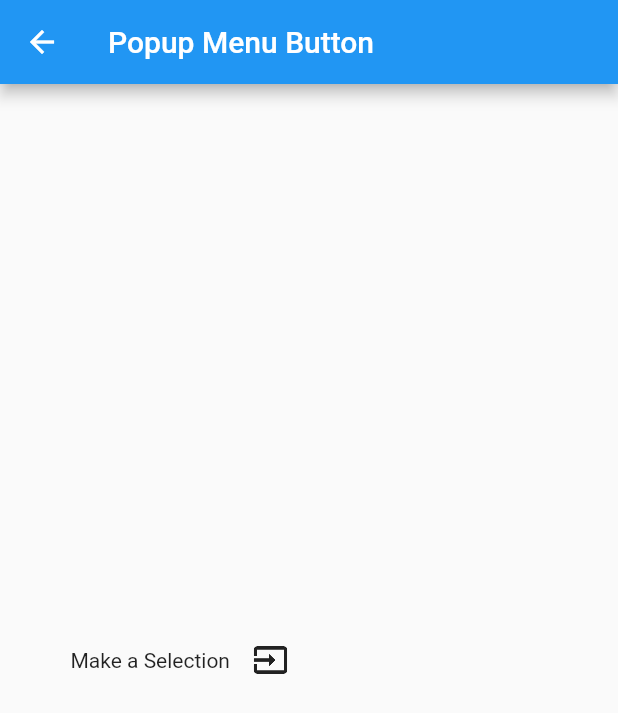
After one commit to iamrajdev/Flutter_intermediate_example, a Flutter app: the screen it shows after launch, after a tap on "Popup Menu Button", on a phone screen of 412 x 824 dp. The commit adds this screen. Shown: the top 713 px of the screen. Run offline on Flutter 3.47's test engine with Material 2 defaults, Android fonts, the phone set to English and light mode, and no system bars; our stand-ins replace device_preview.

Commit message:
Add: Popup Menu Button Example

```diff
--- a/lib/main.dart
+++ b/lib/main.dart
@@ -2,6 +2,7 @@ import 'package:device_preview/device_preview.dart';
 import 'package:flutter/foundation.dart';
 import 'package:flutter/material.dart';
 import 'package:flutter_intermediate/action_chip/action_chip_example.dart';
+import 'package:flutter_intermediate/popup_menu_button/popup_menu_button.dart';
 import 'package:flutter_intermediate/slider_indicator/slider_indicator.dart';
 
 void main() {
@@ -62,9 +63,11 @@ class _HomePageState extends State<HomePage> {
                 icon: const Icon(Icons.arrow_right),
                 onPressed: () {
                   Navigator.push(
-                      context,
-                      MaterialPageRoute(
-                          builder: (context) => const ActionChipExample()));
+                    context,
+                    MaterialPageRoute(
+                      builder: (context) => const ActionChipExample(),
+                    ),
+                  );
                 }),
 
             const SizedBox(height: 20),
@@ -75,9 +78,26 @@ class _HomePageState extends State<HomePage> {
                 icon: const Icon(Icons.arrow_right),
                 onPressed: () {
                   Navigator.push(
-                      context,
-                      MaterialPageRoute(
-                          builder: (context) => const SliderIndicator()));
+                    context,
+                    MaterialPageRoute(
+                      builder: (context) => const SliderIndicator(),
+                    ),
+                  );
+                }),
+
+            const SizedBox(height: 20),
+
+            //Popup Menu Button example
+            ElevatedButton.icon(
+                label: const Text('Popup Menu Button'),
+                icon: const Icon(Icons.arrow_right),
+                onPressed: () {
+                  Navigator.push(
+                    context,
+                    MaterialPageRoute(
+                      builder: (context) => const PopupMenuButtonExample(),
+                    ),
+                  );
                 }),
           ],
         ),
--- /dev/null
+++ b/lib/popup_menu_button/popup_menu_button.dart
@@ -0,0 +1,72 @@
+import 'package:flutter/material.dart';
+
+class PopupMenuButtonExample extends StatefulWidget {
+  const PopupMenuButtonExample({Key? key}) : super(key: key);
+
+  @override
+  State<PopupMenuButtonExample> createState() => _PopupMenuButtonExampleState();
+}
+
+enum Animals { Cat, Dog, Bird, Fish, Cow }
+
+class _PopupMenuButtonExampleState extends State<PopupMenuButtonExample> {
+  Animals _selected = Animals.Bird;
+  String _value = "Make a Selection";
+  List<PopupMenuItem<Animals>> _items = <PopupMenuItem<Animals>>[];
+
+  @override
+  void initState() {
+    super.initState();
+    for (Animals animal in Animals.values) {
+      _items.add(
+        PopupMenuItem(
+          value: animal,
+          child: Text(_getDisplay(animal)),
+        ),
+      );
+    }
+  }
+
+  void _onSelected(Animals animal) {
+    setState(() {
+      _selected = animal;
+      _value = "You selected ${animal.name}";
+    });
+  }
+
+  String _getDisplay(Animals animal) {
+    int index = animal.toString().indexOf('.');
+    index++;
+    return animal.toString().substring(index);
+  }
+
+  @override
+  Widget build(BuildContext context) {
+    return Scaffold(
+      appBar: AppBar(
+        title: const Text("Popup Menu Button"),
+      ),
+      body: Container(
+        padding: const EdgeInsets.all(32.0),
+        child: Center(
+          child: Row(
+            children: [
+              Container(
+                padding: EdgeInsets.all(15.0),
+                child: Text(_value),
+              ),
+              PopupMenuButton<Animals>(
+                onSelected: _onSelected,
+                initialValue: Animals.Cat,
+                itemBuilder: (BuildContext context) {
+                  return _items;
+                },
+                child: const Icon(Icons.input_outlined),
+              ),
+            ],
+          ),
+        ),
+      ),
+    );
+  }
+}
```
